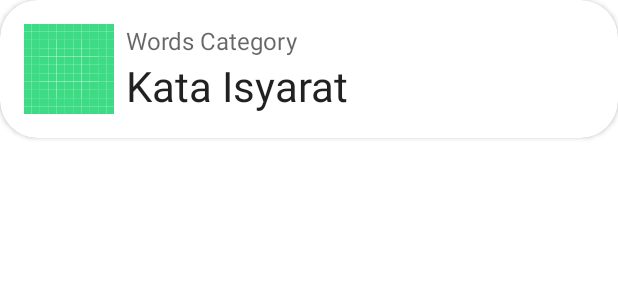
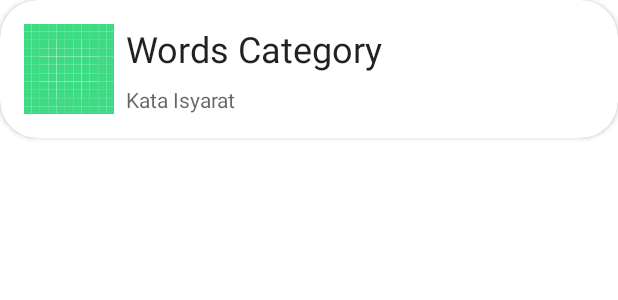
Before and after one commit to mrh275/SiBisa, an Android app: the layout list_item.xml on its own in the app's theme, with its tools: preview values and no code run, on a phone screen of 412 x 824 dp. Shown: the top 300 px of the screen. Run offline under Robolectric (Android 15) with nearby library versions, the phone set to English and light mode, and no system bars.

Commit message:
modified list item for recyclerview

```diff
--- a/app/src/main/res/layout/list_item.xml
+++ b/app/src/main/res/layout/list_item.xml
@@ -21,24 +21,25 @@
             android:contentDescription="Image Content" />
 
         <TextView
-            android:id="@+id/tv_category"
+            android:id="@+id/tv_news_title"
             android:layout_width="wrap_content"
             android:layout_height="wrap_content"
             android:text="Words Category"
-            android:textSize="16sp"
-            android:textColor="?android:textColorSecondary"
+            android:textSize="24sp"
+            android:textColor="?android:textColorPrimary"
             android:layout_marginStart="8dp"
+            android:layout_marginBottom="8dp"
             app:layout_constraintTop_toTopOf="parent"
             app:layout_constraintStart_toEndOf="@+id/iv_list_image"/>
 
         <TextView
-            android:id="@+id/tv_sign"
+            android:id="@+id/tv_news_excerpt"
             android:layout_width="wrap_content"
             android:layout_height="wrap_content"
             android:text="Kata Isyarat"
             android:layout_marginStart="8dp"
-            android:textColor="?android:textColorPrimary"
-            android:textSize="28sp"
+            android:textColor="?android:textColorSecondary"
+            android:textSize="14sp"
             app:layout_constraintTop_toBottomOf="@+id/tv_category"
             app:layout_constraintBottom_toBottomOf="parent"
             app:layout_constraintStart_toEndOf="@+id/iv_list_image"/>
```
